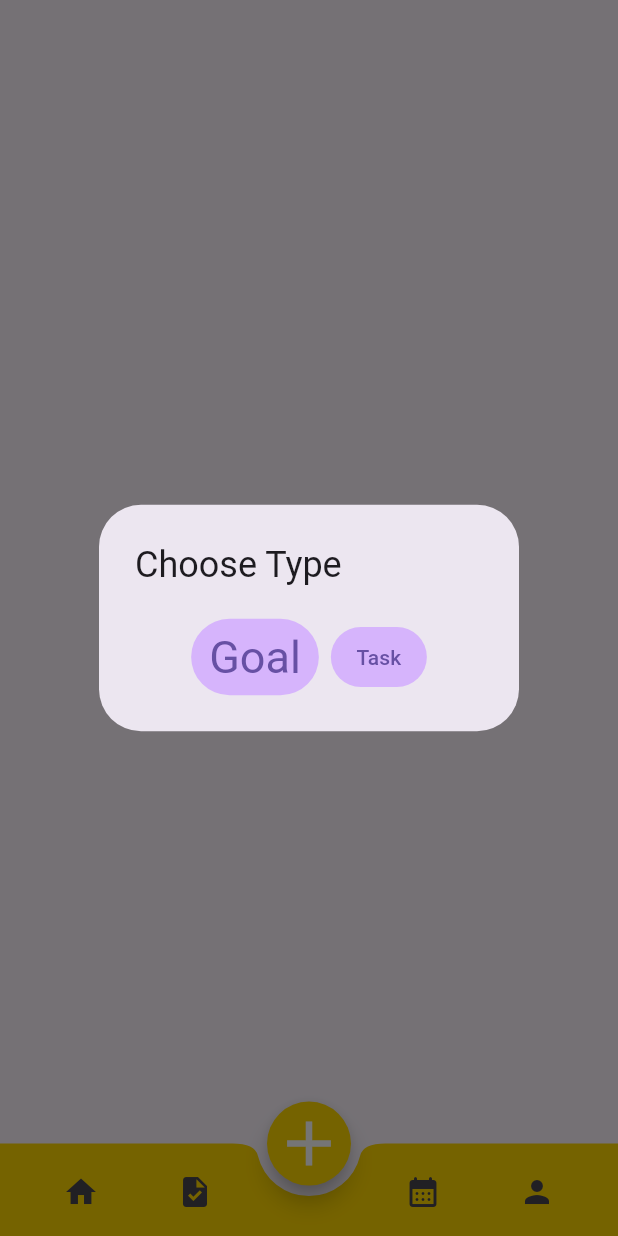
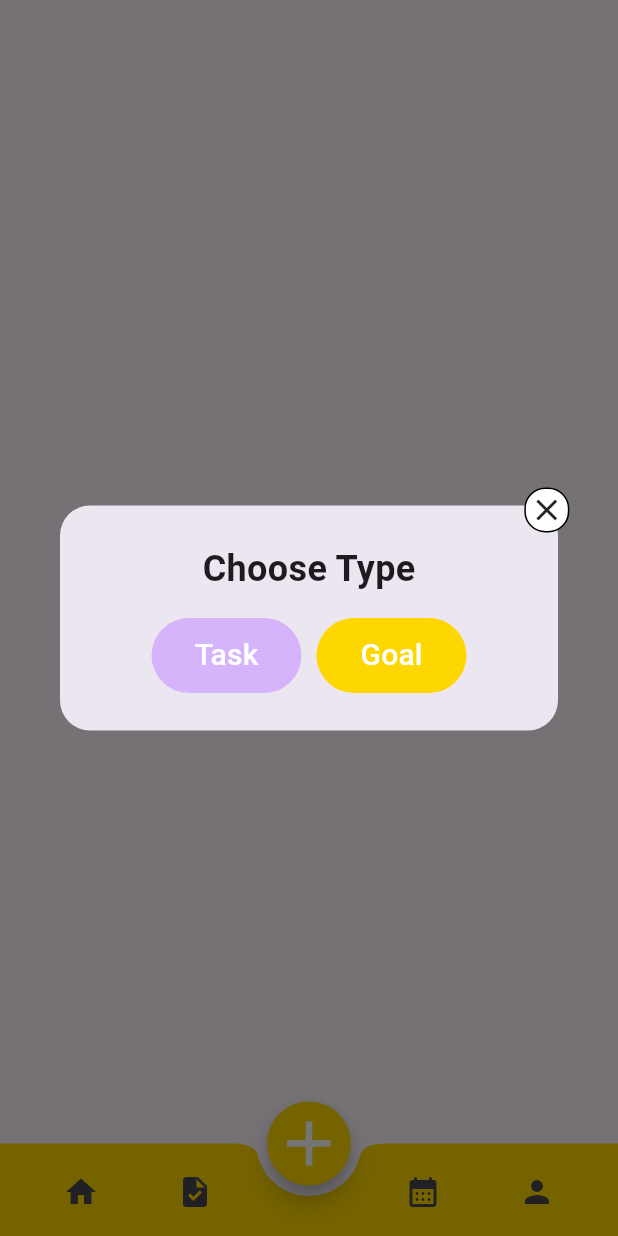
Before and after one commit to Trian161/todolist_app, a Flutter app: the screen it shows after launch, item 2 of the bottom bar chosen, after a tap on the "add" icon, on a phone screen of 412 x 824 dp. Run offline on Flutter 3.47's test engine with Material 3 defaults, Android fonts, the phone set to English and light mode, and no system bars.

Commit message:
refactor: convert AlertDialog to custom Dialog

```diff
--- a/lib/components/custom_bottom_navbar.dart
+++ b/lib/components/custom_bottom_navbar.dart
@@ -39,27 +39,89 @@ class _CustomBottomBarState extends State<CustomBottomBar> {
         onPressed: () {
           showDialog(
               context: context,
-            builder: (ctx) => AlertDialog(
-              title: const Text('Choose Type'),
-              actionsAlignment: MainAxisAlignment.center,
-              actions: <Widget>[
-                TextButton(
-                  onPressed: () => Navigator.pop(context, 'Goal'),
-                  style: TextButton.styleFrom(
-                      backgroundColor: Color(0xffd6b4fc),
-                      textStyle: TextStyle(fontSize: 30)),
-                  child: Text('Goal'),
+              builder: (BuildContext context) {
+                return Dialog(
+                  shape: RoundedRectangleBorder(
+                    borderRadius: BorderRadius.circular(20),
                   ),
-                TextButton(
-                  onPressed: () => Navigator.pop(context, 'Task'),
+                  child: Container(
+                      height: 150,
+                      child: Stack(
+                        children: [
+                          Align(
+                            alignment: Alignment(1.05, -1.20),
+                            child: InkWell(
+                              onTap: () {},
+                              child: Container(
+                                padding: EdgeInsets.all(2),
+                                decoration: BoxDecoration(
+                                  color: Colors.white,
+                                  borderRadius: BorderRadius.circular(14),
+                                  border: Border.all(color: Colors.black),
+                                ),
+                                child: Icon(Icons.close),
+                              ),
+                            ),
+                          ),
+                          Column(
+                            mainAxisAlignment: MainAxisAlignment.center,
+                            // crossAxisAlignment: CrossAxisAlignment.start,
+                            children: [
+                              Padding(
+                                padding: const EdgeInsets.only(bottom: 16),
+                                child: Text(
+                                  'Choose Type',
+                                  style: TextStyle(
+                                      fontSize: 24,
+                                      fontWeight: FontWeight.w600),
+                                ),
+                              ),
+                              Row(
+                                mainAxisAlignment: MainAxisAlignment.center,
+                                children: [
+                                  Container(
+                                    width: 100,
+                                    height: 50,
+                                    child: TextButton(
+                                      onPressed: () {},
+                                      child: Text(
+                                        'Task',
+                                        style: TextStyle(
+                                          color: Colors.white,
+                                          fontSize: 20,
+                                        ),
+                                      ),
                                       style: TextButton.styleFrom(
                                         backgroundColor: Color(0xffd6b4fc),
                                       ),
-                  child: Text('Task'),
+                                    ),
+                                  ),
+                                  SizedBox(
+                                    width: 10,
+                                  ),
+                                  Container(
+                                    width: 100,
+                                    height: 50,
+                                    child: TextButton(
+                                      onPressed: () {},
+                                      child: Text(
+                                        'Goal',
+                                        style: TextStyle(
+                                            color: Colors.white, fontSize: 20),
+                                      ),
+                                      style: TextButton.styleFrom(
+                                        backgroundColor: Color(0xffffd700),
+                                      ),
+                                    ),
                                   ),
                                 ],
                               ),
+                            ],
+                          ),
+                        ],
+                      )),
                 );
+              });
         },
         child: const Icon(
           Icons.add,
```
Lines whose indentation alone changed are shown as unchanged.
